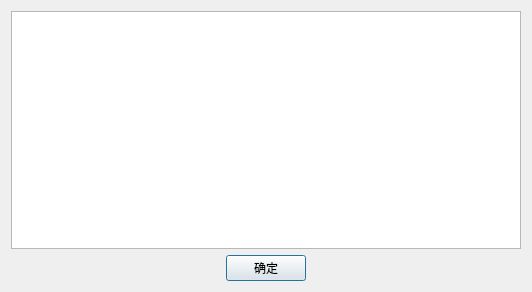
Above: digitalIntegration/OneClickLoadDialog.ui from jiaqingguo/DI before the change. Below: the same form after it.
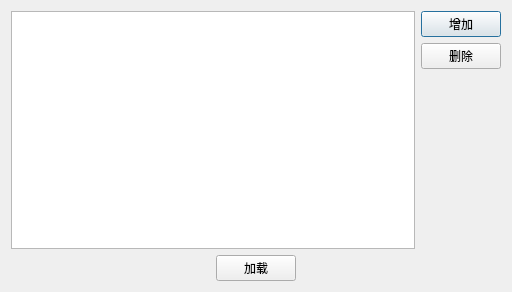
That is the form after the change.

Commit message: 一键加载功能

The edit to the form file:
```diff
--- a/digitalIntegration/OneClickLoadDialog.ui
+++ b/digitalIntegration/OneClickLoadDialog.ui
@@ -6,7 +6,7 @@
    <rect>
     <x>0</x>
     <y>0</y>
-    <width>532</width>
+    <width>512</width>
     <height>292</height>
    </rect>
   </property>
@@ -15,7 +15,42 @@
   </property>
   <layout class="QVBoxLayout" name="verticalLayout">
    <item>
-    <widget class="QTableView" name="tableView"/>
+    <layout class="QHBoxLayout" name="horizontalLayout_9">
+     <item>
+      <widget class="QTableView" name="tableView"/>
+     </item>
+     <item>
+      <layout class="QVBoxLayout" name="verticalLayout_9">
+       <item>
+        <widget class="QPushButton" name="btnAdd">
+         <property name="text">
+          <string>增加</string>
+         </property>
+        </widget>
+       </item>
+       <item>
+        <widget class="QPushButton" name="btnDel">
+         <property name="text">
+          <string>删除</string>
+         </property>
+        </widget>
+       </item>
+       <item>
+        <spacer name="verticalSpacer">
+         <property name="orientation">
+          <enum>Qt::Vertical</enum>
+         </property>
+         <property name="sizeHint" stdset="0">
+          <size>
+           <width>20</width>
+           <height>40</height>
+          </size>
+         </property>
+        </spacer>
+       </item>
+      </layout>
+     </item>
+    </layout>
    </item>
    <item>
     <layout class="QHBoxLayout" name="horizontalLayout">
@@ -35,7 +70,7 @@
      <item>
       <widget class="QPushButton" name="btnOK">
        <property name="text">
-        <string>确定</string>
+        <string>加载</string>
        </property>
       </widget>
      </item>
```
Left out of the diff: 2 changed lines with no effect on the pictures. The commit also changes 17 other files.
